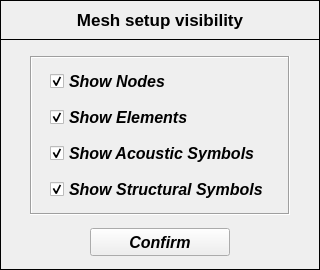
Above: data/user_input/ui/Plots/Render/meshSetupVisibilityInput.ui from open-pulse/OpenPulse before the change. Below: the same form after it.
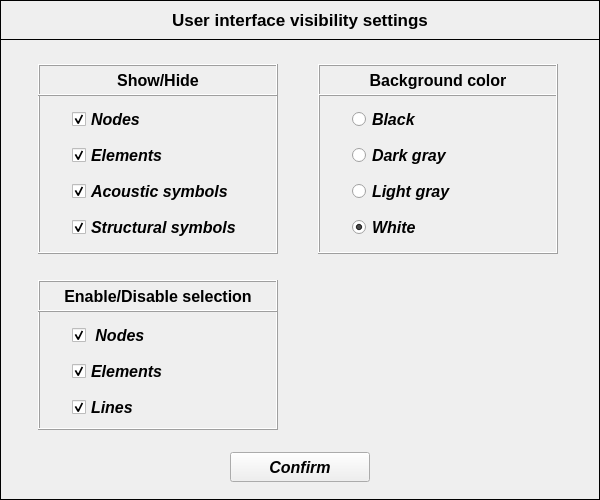
That is the form after the change.

Commit message: valve symbol + mesh setup visibility #106 #

Patch:
```diff
--- a/data/user_input/ui/Plots/Render/meshSetupVisibilityInput.ui
+++ b/data/user_input/ui/Plots/Render/meshSetupVisibilityInput.ui
@@ -6,20 +6,20 @@
    <rect>
     <x>0</x>
     <y>0</y>
-    <width>320</width>
-    <height>270</height>
+    <width>600</width>
+    <height>500</height>
    </rect>
   </property>
   <property name="minimumSize">
    <size>
     <width>320</width>
-    <height>270</height>
+    <height>500</height>
    </size>
   </property>
   <property name="maximumSize">
    <size>
-    <width>320</width>
-    <height>270</height>
+    <width>600</width>
+    <height>500</height>
    </size>
   </property>
   <property name="windowTitle">
@@ -30,8 +30,8 @@
     <rect>
      <x>0</x>
      <y>0</y>
-     <width>320</width>
-     <height>270</height>
+     <width>600</width>
+     <height>500</height>
     </rect>
    </property>
    <property name="minimumSize">
@@ -42,8 +42,8 @@
    </property>
    <property name="maximumSize">
     <size>
-     <width>320</width>
-     <height>270</height>
+     <width>600</width>
+     <height>500</height>
     </size>
    </property>
    <property name="frameShape">
@@ -57,7 +57,7 @@
      <rect>
       <x>0</x>
       <y>0</y>
-      <width>320</width>
+      <width>600</width>
       <height>40</height>
      </rect>
     </property>
@@ -69,7 +69,7 @@
     </property>
     <property name="maximumSize">
      <size>
-      <width>320</width>
+      <width>600</width>
       <height>40</height>
      </size>
     </property>
@@ -85,7 +85,7 @@
     <widget class="QLabel" name="label">
      <property name="geometry">
       <rect>
-       <x>10</x>
+       <x>150</x>
        <y>6</y>
        <width>300</width>
        <height>28</height>
@@ -101,7 +101,7 @@
       </font>
      </property>
      <property name="text">
-      <string>Mesh setup visibility</string>
+      <string>User interface visibility settings</string>
      </property>
      <property name="textFormat">
       <enum>Qt::AutoText</enum>
@@ -111,25 +111,424 @@
      </property>
     </widget>
    </widget>
+   <widget class="QFrame" name="frame_3">
+    <property name="geometry">
+     <rect>
+      <x>38</x>
+      <y>94</y>
+      <width>240</width>
+      <height>160</height>
+     </rect>
+    </property>
+    <property name="minimumSize">
+     <size>
+      <width>240</width>
+      <height>160</height>
+     </size>
+    </property>
+    <property name="maximumSize">
+     <size>
+      <width>240</width>
+      <height>160</height>
+     </size>
+    </property>
+    <property name="frameShape">
+     <enum>QFrame::Box</enum>
+    </property>
+    <property name="frameShadow">
+     <enum>QFrame::Raised</enum>
+    </property>
+    <widget class="QCheckBox" name="checkBox_structural_symbols_viewer">
+     <property name="geometry">
+      <rect>
+       <x>34</x>
+       <y>122</y>
+       <width>170</width>
+       <height>22</height>
+      </rect>
+     </property>
+     <property name="minimumSize">
+      <size>
+       <width>170</width>
+       <height>22</height>
+      </size>
+     </property>
+     <property name="maximumSize">
+      <size>
+       <width>170</width>
+       <height>22</height>
+      </size>
+     </property>
+     <property name="font">
+      <font>
+       <family>Arial</family>
+       <pointsize>12</pointsize>
+       <weight>75</weight>
+       <italic>true</italic>
+       <bold>true</bold>
+      </font>
+     </property>
+     <property name="text">
+      <string>Structural symbols</string>
+     </property>
+     <property name="checked">
+      <bool>true</bool>
+     </property>
+    </widget>
+    <widget class="QCheckBox" name="checkBox_elements_viewer">
+     <property name="geometry">
+      <rect>
+       <x>34</x>
+       <y>50</y>
+       <width>170</width>
+       <height>22</height>
+      </rect>
+     </property>
+     <property name="minimumSize">
+      <size>
+       <width>170</width>
+       <height>22</height>
+      </size>
+     </property>
+     <property name="maximumSize">
+      <size>
+       <width>170</width>
+       <height>22</height>
+      </size>
+     </property>
+     <property name="font">
+      <font>
+       <family>Arial</family>
+       <pointsize>12</pointsize>
+       <weight>75</weight>
+       <italic>true</italic>
+       <bold>true</bold>
+      </font>
+     </property>
+     <property name="text">
+      <string>Elements</string>
+     </property>
+     <property name="checked">
+      <bool>true</bool>
+     </property>
+    </widget>
+    <widget class="QCheckBox" name="checkBox_nodes_viewer">
+     <property name="geometry">
+      <rect>
+       <x>34</x>
+       <y>14</y>
+       <width>170</width>
+       <height>22</height>
+      </rect>
+     </property>
+     <property name="minimumSize">
+      <size>
+       <width>170</width>
+       <height>22</height>
+      </size>
+     </property>
+     <property name="maximumSize">
+      <size>
+       <width>170</width>
+       <height>22</height>
+      </size>
+     </property>
+     <property name="font">
+      <font>
+       <family>Arial</family>
+       <pointsize>12</pointsize>
+       <weight>75</weight>
+       <italic>true</italic>
+       <bold>true</bold>
+      </font>
+     </property>
+     <property name="text">
+      <string>Nodes</string>
+     </property>
+     <property name="checked">
+      <bool>true</bool>
+     </property>
+    </widget>
+    <widget class="QCheckBox" name="checkBox_acoustic_symbols_viewer">
+     <property name="geometry">
+      <rect>
+       <x>34</x>
+       <y>86</y>
+       <width>170</width>
+       <height>22</height>
+      </rect>
+     </property>
+     <property name="minimumSize">
+      <size>
+       <width>170</width>
+       <height>22</height>
+      </size>
+     </property>
+     <property name="maximumSize">
+      <size>
+       <width>170</width>
+       <height>22</height>
+      </size>
+     </property>
+     <property name="font">
+      <font>
+       <family>Arial</family>
+       <pointsize>12</pointsize>
+       <weight>75</weight>
+       <italic>true</italic>
+       <bold>true</bold>
+      </font>
+     </property>
+     <property name="text">
+      <string>Acoustic symbols</string>
+     </property>
+     <property name="checked">
+      <bool>true</bool>
+     </property>
+    </widget>
+   </widget>
+   <widget class="QFrame" name="frame_4">
+    <property name="geometry">
+     <rect>
+      <x>38</x>
+      <y>310</y>
+      <width>240</width>
+      <height>120</height>
+     </rect>
+    </property>
+    <property name="minimumSize">
+     <size>
+      <width>240</width>
+      <height>120</height>
+     </size>
+    </property>
+    <property name="maximumSize">
+     <size>
+      <width>240</width>
+      <height>120</height>
+     </size>
+    </property>
+    <property name="frameShape">
+     <enum>QFrame::Box</enum>
+    </property>
+    <property name="frameShadow">
+     <enum>QFrame::Raised</enum>
+    </property>
+    <widget class="QCheckBox" name="checkBox_elements_selector">
+     <property name="geometry">
+      <rect>
+       <x>34</x>
+       <y>50</y>
+       <width>170</width>
+       <height>22</height>
+      </rect>
+     </property>
+     <property name="minimumSize">
+      <size>
+       <width>170</width>
+       <height>22</height>
+      </size>
+     </property>
+     <property name="maximumSize">
+      <size>
+       <width>170</width>
+       <height>22</height>
+      </size>
+     </property>
+     <property name="font">
+      <font>
+       <family>Arial</family>
+       <pointsize>12</pointsize>
+       <weight>75</weight>
+       <italic>true</italic>
+       <bold>true</bold>
+      </font>
+     </property>
+     <property name="text">
+      <string>Elements</string>
+     </property>
+     <property name="checked">
+      <bool>true</bool>
+     </property>
+    </widget>
+    <widget class="QCheckBox" name="checkBox_nodes_selector">
+     <property name="geometry">
+      <rect>
+       <x>34</x>
+       <y>14</y>
+       <width>170</width>
+       <height>22</height>
+      </rect>
+     </property>
+     <property name="minimumSize">
+      <size>
+       <width>170</width>
+       <height>22</height>
+      </size>
+     </property>
+     <property name="maximumSize">
+      <size>
+       <width>170</width>
+       <height>22</height>
+      </size>
+     </property>
+     <property name="font">
+      <font>
+       <family>Arial</family>
+       <pointsize>12</pointsize>
+       <weight>75</weight>
+       <italic>true</italic>
+       <bold>true</bold>
+      </font>
+     </property>
+     <property name="text">
+      <string> Nodes</string>
+     </property>
+     <property name="checked">
+      <bool>true</bool>
+     </property>
+    </widget>
+    <widget class="QCheckBox" name="checkBox_lines_selector">
+     <property name="geometry">
+      <rect>
+       <x>34</x>
+       <y>86</y>
+       <width>170</width>
+       <height>22</height>
+      </rect>
+     </property>
+     <property name="minimumSize">
+      <size>
+       <width>170</width>
+       <height>22</height>
+      </size>
+     </property>
+     <property name="maximumSize">
+      <size>
+       <width>170</width>
+       <height>22</height>
+      </size>
+     </property>
+     <property name="font">
+      <font>
+       <family>Arial</family>
+       <pointsize>12</pointsize>
+       <weight>75</weight>
+       <italic>true</italic>
+       <bold>true</bold>
+      </font>
+     </property>
+     <property name="text">
+      <string>Lines</string>
+     </property>
+     <property name="checked">
+      <bool>true</bool>
+     </property>
+    </widget>
+   </widget>
+   <widget class="QLabel" name="label_2">
+    <property name="geometry">
+     <rect>
+      <x>38</x>
+      <y>64</y>
+      <width>240</width>
+      <height>32</height>
+     </rect>
+    </property>
+    <property name="minimumSize">
+     <size>
+      <width>240</width>
+      <height>32</height>
+     </size>
+    </property>
+    <property name="maximumSize">
+     <size>
+      <width>240</width>
+      <height>32</height>
+     </size>
+    </property>
+    <property name="font">
+     <font>
+      <family>Arial</family>
+      <pointsize>12</pointsize>
+      <weight>75</weight>
+      <bold>true</bold>
+     </font>
+    </property>
+    <property name="frameShape">
+     <enum>QFrame::Box</enum>
+    </property>
+    <property name="frameShadow">
+     <enum>QFrame::Raised</enum>
+    </property>
+    <property name="text">
+     <string>Show/Hide</string>
+    </property>
+    <property name="alignment">
+     <set>Qt::AlignCenter</set>
+    </property>
+   </widget>
+   <widget class="QLabel" name="label_3">
+    <property name="geometry">
+     <rect>
+      <x>38</x>
+      <y>280</y>
+      <width>240</width>
+      <height>32</height>
+     </rect>
+    </property>
+    <property name="minimumSize">
+     <size>
+      <width>240</width>
+      <height>32</height>
+     </size>
+    </property>
+    <property name="maximumSize">
+     <size>
+      <width>240</width>
+      <height>32</height>
+     </size>
+    </property>
+    <property name="font">
+     <font>
+      <family>Arial</family>
+      <pointsize>12</pointsize>
+      <weight>75</weight>
+      <bold>true</bold>
+     </font>
+    </property>
+    <property name="frameShape">
+     <enum>QFrame::Box</enum>
+    </property>
+    <property name="frameShadow">
+     <enum>QFrame::Raised</enum>
+    </property>
+    <property name="text">
+     <string>Enable/Disable selection</string>
+    </property>
+    <property name="alignment">
+     <set>Qt::AlignCenter</set>
+    </property>
+   </widget>
    <widget class="QToolButton" name="toolButton_confirm">
     <property name="geometry">
      <rect>
-      <x>90</x>
-      <y>228</y>
+      <x>230</x>
+      <y>452</y>
       <width>140</width>
-      <height>28</height>
+      <height>30</height>
      </rect>
     </property>
     <property name="minimumSize">
      <size>
       <width>140</width>
-      <height>28</height>
+      <height>30</height>
      </size>
     </property>
     <property name="maximumSize">
      <size>
       <width>140</width>
-      <height>28</height>
+      <height>30</height>
      </size>
     </property>
     <property name="font">
@@ -145,39 +544,173 @@
      <string>Confirm</string>
     </property>
    </widget>
-   <widget class="QFrame" name="frame_3">
+   <widget class="QLabel" name="label_4">
     <property name="geometry">
      <rect>
-      <x>30</x>
-      <y>56</y>
-      <width>260</width>
-      <height>159</height>
+      <x>318</x>
+      <y>64</y>
+      <width>240</width>
+      <height>32</height>
      </rect>
     </property>
+    <property name="minimumSize">
+     <size>
+      <width>240</width>
+      <height>32</height>
+     </size>
+    </property>
+    <property name="maximumSize">
+     <size>
+      <width>240</width>
+      <height>32</height>
+     </size>
+    </property>
+    <property name="font">
+     <font>
+      <family>Arial</family>
+      <pointsize>12</pointsize>
+      <weight>75</weight>
+      <bold>true</bold>
+     </font>
+    </property>
     <property name="frameShape">
      <enum>QFrame::Box</enum>
     </property>
     <property name="frameShadow">
-     <enum>QFrame::Sunken</enum>
+     <enum>QFrame::Raised</enum>
     </property>
-    <widget class="QCheckBox" name="checkBox_structural_symbols">
+    <property name="text">
+     <string>Background color</string>
+    </property>
+    <property name="alignment">
+     <set>Qt::AlignCenter</set>
+    </property>
+   </widget>
+   <widget class="QFrame" name="frame_5">
+    <property name="geometry">
+     <rect>
+      <x>318</x>
+      <y>94</y>
+      <width>240</width>
+      <height>160</height>
+     </rect>
+    </property>
+    <property name="minimumSize">
+     <size>
+      <width>240</width>
+      <height>160</height>
+     </size>
+    </property>
+    <property name="maximumSize">
+     <size>
+      <width>240</width>
+      <height>160</height>
+     </size>
+    </property>
+    <property name="frameShape">
+     <enum>QFrame::Box</enum>
+    </property>
+    <property name="frameShadow">
+     <enum>QFrame::Raised</enum>
+    </property>
+    <widget class="QRadioButton" name="radioButton_elements_selector_2">
      <property name="geometry">
       <rect>
-       <x>20</x>
+       <x>34</x>
+       <y>86</y>
+       <width>170</width>
+       <height>22</height>
+      </rect>
+     </property>
+     <property name="minimumSize">
+      <size>
+       <width>170</width>
+       <height>22</height>
+      </size>
+     </property>
+     <property name="maximumSize">
+      <size>
+       <width>170</width>
+       <height>22</height>
+      </size>
+     </property>
+     <property name="font">
+      <font>
+       <family>Arial</family>
+       <pointsize>12</pointsize>
+       <weight>75</weight>
+       <italic>true</italic>
+       <bold>true</bold>
+      </font>
+     </property>
+     <property name="text">
+      <string>Light gray</string>
+     </property>
+     <property name="checked">
+      <bool>false</bool>
+     </property>
+     <attribute name="buttonGroup">
+      <string notr="true">buttonGroup</string>
+     </attribute>
+    </widget>
+    <widget class="QRadioButton" name="radioButton_nodes_selector_2">
+     <property name="geometry">
+      <rect>
+       <x>34</x>
+       <y>14</y>
+       <width>170</width>
+       <height>22</height>
+      </rect>
+     </property>
+     <property name="minimumSize">
+      <size>
+       <width>170</width>
+       <height>22</height>
+      </size>
+     </property>
+     <property name="maximumSize">
+      <size>
+       <width>170</width>
+       <height>22</height>
+      </size>
+     </property>
+     <property name="font">
+      <font>
+       <family>Arial</family>
+       <pointsize>12</pointsize>
+       <weight>75</weight>
+       <italic>true</italic>
+       <bold>true</bold>
+      </font>
+     </property>
+     <property name="text">
+      <string>Black</string>
+     </property>
+     <property name="checked">
+      <bool>false</bool>
+     </property>
+     <attribute name="buttonGroup">
+      <string notr="true">buttonGroup</string>
+     </attribute>
+    </widget>
+    <widget class="QRadioButton" name="radioButton_lines_selector_2">
+     <property name="geometry">
+      <rect>
+       <x>34</x>
        <y>122</y>
-       <width>220</width>
+       <width>170</width>
        <height>22</height>
       </rect>
      </property>
      <property name="minimumSize">
       <size>
-       <width>220</width>
+       <width>170</width>
        <height>22</height>
       </size>
      </property>
      <property name="maximumSize">
       <size>
-       <width>220</width>
+       <width>170</width>
        <height>22</height>
       </size>
      </property>
@@ -191,30 +724,30 @@
       </font>
      </property>
      <property name="text">
-      <string>Show Structural Symbols</string>
+      <string>White</string>
      </property>
      <property name="checked">
       <bool>true</bool>
      </property>
     </widget>
-    <widget class="QCheckBox" name="checkBox_elements">
+    <widget class="QRadioButton" name="radioButton_elements_selector_3">
      <property name="geometry">
       <rect>
-       <x>20</x>
+       <x>34</x>
        <y>50</y>
-       <width>220</width>
+       <width>170</width>
        <height>22</height>
       </rect>
      </property>
      <property name="minimumSize">
       <size>
-       <width>220</width>
+       <width>170</width>
        <height>22</height>
       </size>
      </property>
      <property name="maximumSize">
       <size>
-       <width>220</width>
+       <width>170</width>
        <height>22</height>
       </size>
      </property>
@@ -228,84 +761,10 @@
       </font>
      </property>
      <property name="text">
-      <string>Show Elements</string>
+      <string>Dark gray</string>
      </property>
      <property name="checked">
-      <bool>true</bool>
-     </property>
-    </widget>
-    <widget class="QCheckBox" name="checkBox_nodes">
-     <property name="geometry">
-      <rect>
-       <x>20</x>
-       <y>14</y>
-       <width>220</width>
-       <height>22</height>
-      </rect>
-     </property>
-     <property name="minimumSize">
-      <size>
-       <width>220</width>
-       <height>22</height>
-      </size>
-     </property>
-     <property name="maximumSize">
-      <size>
-       <width>220</width>
-       <height>22</height>
-      </size>
-     </property>
-     <property name="font">
-      <font>
-       <family>Arial</family>
-       <pointsize>12</pointsize>
-       <weight>75</weight>
-       <italic>true</italic>
-       <bold>true</bold>
-      </font>
-     </property>
-     <property name="text">
-      <string>Show Nodes</string>
-     </property>
-     <property name="checked">
-      <bool>true</bool>
-     </property>
-    </widget>
-    <widget class="QCheckBox" name="checkBox_acoustic_symbols">
-     <property name="geometry">
-      <rect>
-       <x>20</x>
-       <y>86</y>
-       <width>220</width>
-       <height>22</height>
-      </rect>
-     </property>
-     <property name="minimumSize">
-      <size>
-       <width>220</width>
-       <height>22</height>
-      </size>
-     </property>
-     <property name="maximumSize">
-      <size>
-       <width>220</width>
-       <height>22</height>
-      </size>
-     </property>
-     <property name="font">
-      <font>
-       <family>Arial</family>
-       <pointsize>12</pointsize>
-       <weight>75</weight>
-       <italic>true</italic>
-       <bold>true</bold>
-      </font>
-     </property>
-     <property name="text">
-      <string>Show Acoustic Symbols</string>
-     </property>
-     <property name="checked">
-      <bool>true</bool>
+      <bool>false</bool>
      </property>
     </widget>
    </widget>
```
Left out of the diff: 6 changed lines with no effect on the pictures. The commit also changes 5 other files.
